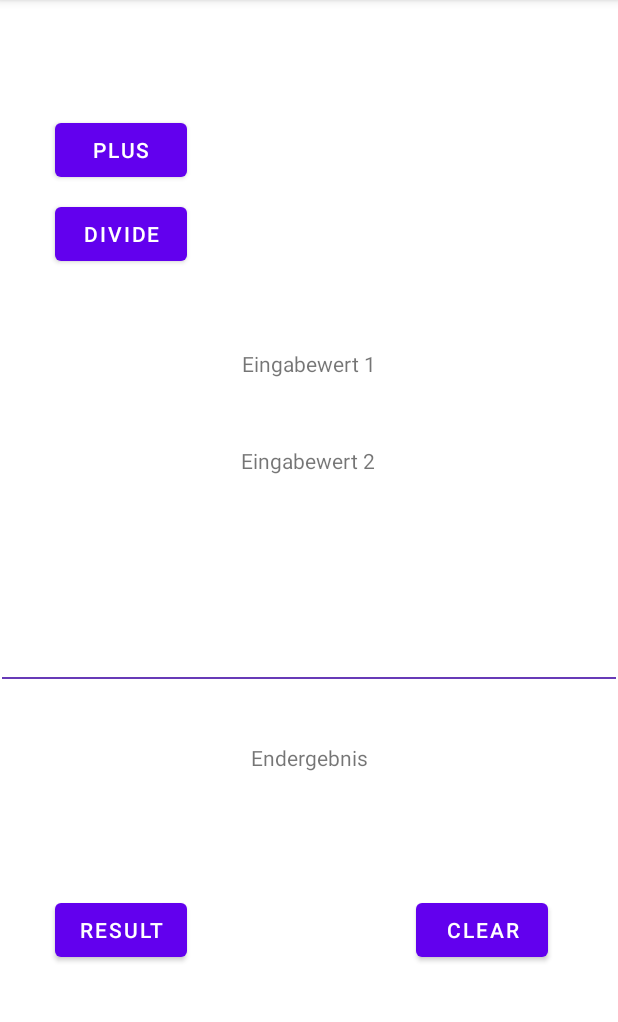
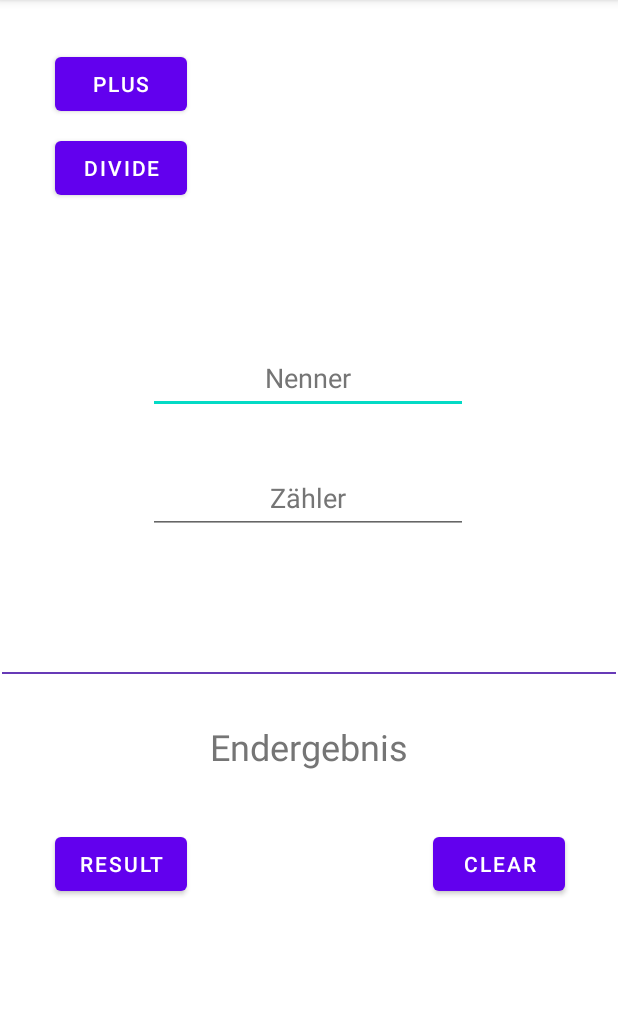
Before and after one commit to laterkevin/Calculator, an Android app: the screen it shows after launch (MainActivity), on a phone screen of 412 x 824 dp, the part 84-1106 px from its top. Run offline under Robolectric (Android 15) with nearby library versions, the phone set to English and light mode, and no system bars; our stand-ins replace data binding; 5 statements that could not run were skipped.

```diff
--- a/app/build.gradle
+++ b/app/build.gradle
@@ -5,6 +5,10 @@ plugins {
 
 android {
     compileSdk 32
+
+    buildFeatures{
+        dataBinding true
+    }
 
     defaultConfig {
         applicationId "com.example.calculator"
--- a/app/src/main/java/com/example/calculator/MainActivity.kt
+++ b/app/src/main/java/com/example/calculator/MainActivity.kt
@@ -1,11 +1,52 @@
 package com.example.calculator
 
+import android.annotation.SuppressLint
 import androidx.appcompat.app.AppCompatActivity
 import android.os.Bundle
+import android.text.method.TextKeyListener.clear
+import android.view.View
+import android.widget.Button
+import android.widget.EditText
+import android.widget.TextView
+import androidx.databinding.DataBindingUtil
+import com.example.calculator.databinding.ActivityMainBinding
+import org.w3c.dom.Text
 
 class MainActivity : AppCompatActivity() {
+    @SuppressLint("WrongViewCast")
     override fun onCreate(savedInstanceState: Bundle?) {
         super.onCreate(savedInstanceState)
         setContentView(R.layout.activity_main)
+        val binding: ActivityMainBinding =
+            DataBindingUtil.setContentView(this, R.layout.activity_main)
+
+
+        //plus function
+        binding.plusButton.setOnClickListener {
+
+        }
+
+        //dividor function
+        binding.plusButton.setOnClickListener {
+
+        }
+
+        //clear function
+        binding.clearButton.setOnClickListener {
+            binding.eingabewert1.setText("")
+            binding.eingabewert2.setText("")
+            binding.endergebnis.setText("")
+        }
+
+        //equal function
+        binding.resultButton.setOnClickListener {
+            var wert1 = binding.eingabewert1.text.toString().toInt()
+            var wert2 = binding.eingabewert2.text.toString().toInt()
+
+            var ergebnis = wert1 + wert2
+            binding.endergebnis.text = ergebnis.toString()
+
+        }
+
     }
 }
--- a/app/src/main/res/layout/activity_main.xml
+++ b/app/src/main/res/layout/activity_main.xml
@@ -1,50 +1,22 @@
 <?xml version="1.0" encoding="utf-8"?>
-<androidx.constraintlayout.widget.ConstraintLayout xmlns:android="http://schemas.android.com/apk/res/android"
+<layout xmlns:android="http://schemas.android.com/apk/res/android"
     xmlns:app="http://schemas.android.com/apk/res-auto"
-    xmlns:tools="http://schemas.android.com/tools"
+    xmlns:tools="http://schemas.android.com/tools">
+
+    <data>
+
+    </data>
+
+    <androidx.constraintlayout.widget.ConstraintLayout
         android:layout_width="match_parent"
         android:layout_height="match_parent"
         tools:context=".MainActivity">
-
-    <TextView
-        android:id="@+id/denominator"
-        android:layout_width="wrap_content"
-        android:layout_height="wrap_content"
-        android:text="@string/eingabewert_1"
-        app:layout_constraintBottom_toBottomOf="parent"
-        app:layout_constraintEnd_toEndOf="parent"
-        app:layout_constraintStart_toStartOf="parent"
-        app:layout_constraintTop_toTopOf="parent"
-        app:layout_constraintVertical_bias="0.311" />
-
-    <TextView
-        android:id="@+id/numerator"
-        android:layout_width="wrap_content"
-        android:layout_height="wrap_content"
-        android:text="@string/eingabewert_2"
-        app:layout_constraintBottom_toBottomOf="parent"
-        app:layout_constraintEnd_toEndOf="parent"
-        app:layout_constraintHorizontal_bias="0.498"
-        app:layout_constraintStart_toStartOf="parent"
-        app:layout_constraintTop_toBottomOf="@+id/denominator"
-        app:layout_constraintVertical_bias="0.091" />
-
-    <TextView
-        android:id="@+id/resulto"
-        android:layout_width="wrap_content"
-        android:layout_height="wrap_content"
-        android:text="@string/endergebnis"
-        app:layout_constraintBottom_toBottomOf="parent"
-        app:layout_constraintEnd_toEndOf="parent"
-        app:layout_constraintStart_toStartOf="parent"
-        app:layout_constraintTop_toBottomOf="@+id/numerator"
-        app:layout_constraintVertical_bias="0.413" />
 
         <Button
             android:id="@+id/plus_button"
             android:layout_width="wrap_content"
             android:layout_height="wrap_content"
-        android:layout_marginTop="76dp"
+            android:layout_marginTop="32dp"
             android:text="@string/plus"
             app:layout_constraintEnd_toEndOf="parent"
             app:layout_constraintHorizontal_bias="0.114"
@@ -83,9 +55,10 @@
             android:text="@string/clear"
             app:layout_constraintBottom_toBottomOf="@+id/result_button"
             app:layout_constraintEnd_toEndOf="parent"
-        app:layout_constraintHorizontal_bias="0.767"
+            app:layout_constraintHorizontal_bias="0.823"
             app:layout_constraintStart_toEndOf="@+id/result_button"
             app:layout_constraintTop_toTopOf="@+id/result_button"
+            app:layout_constraintVertical_bias="0.0"
             tools:text="clear" />
 
         <View
@@ -95,10 +68,57 @@
             android:background="?android:attr/listDivider"
             android:backgroundTint="#673AB7"
             android:backgroundTintMode="add"
-        app:layout_constraintBottom_toTopOf="@+id/resulto"
+            app:layout_constraintBottom_toBottomOf="parent"
             app:layout_constraintEnd_toEndOf="parent"
             app:layout_constraintStart_toStartOf="parent"
-        app:layout_constraintTop_toBottomOf="@+id/numerator"
-        app:layout_constraintVertical_bias="0.761" />
+            app:layout_constraintTop_toTopOf="parent"
+            app:layout_constraintVertical_bias="0.584" />
+
+        <EditText
+            android:id="@+id/eingabewert_1"
+            android:layout_width="wrap_content"
+            android:layout_height="wrap_content"
+            android:layout_marginTop="92dp"
+            android:ems="10"
+            android:hint="@string/nenner"
+            android:inputType="number"
+            android:minHeight="48dp"
+            android:textAlignment="center"
+            android:textColorHint="#757575"
+            app:layout_constraintEnd_toEndOf="parent"
+            app:layout_constraintHorizontal_bias="0.497"
+            app:layout_constraintStart_toStartOf="parent"
+            app:layout_constraintTop_toBottomOf="@+id/dividor_button"
+            android:importantForAutofill="no" />
+
+        <EditText
+            android:id="@+id/eingabewert_2"
+            android:layout_width="wrap_content"
+            android:layout_height="wrap_content"
+            android:layout_marginTop="32dp"
+            android:ems="10"
+            android:hint="@string/zaehler"
+            android:inputType="number"
+            android:minHeight="48dp"
+            android:textAlignment="center"
+            android:textColorHint="#757575"
+            app:layout_constraintEnd_toEndOf="@+id/eingabewert_1"
+            app:layout_constraintStart_toStartOf="@+id/eingabewert_1"
+            app:layout_constraintTop_toBottomOf="@+id/eingabewert_1"
+            android:importantForAutofill="no" />
+
+        <TextView
+            android:id="@+id/endergebnis"
+            android:layout_width="wrap_content"
+            android:layout_height="wrap_content"
+            android:layout_marginTop="32dp"
+            android:hint="@string/endergebnis"
+            android:textAlignment="center"
+            android:textColorHint="#757575"
+            android:textSize="24sp"
+            app:layout_constraintEnd_toEndOf="@+id/eingabewert_2"
+            app:layout_constraintStart_toStartOf="@+id/eingabewert_2"
+            app:layout_constraintTop_toBottomOf="@+id/divider" />
 
     </androidx.constraintlayout.widget.ConstraintLayout>
+</layout>
--- a/app/src/main/res/values/strings.xml
+++ b/app/src/main/res/values/strings.xml
@@ -9,4 +9,6 @@
     <string name="eingabewert_1">Eingabewert 1</string>
     <string name="eingabewert_2">Eingabewert 2</string>
     <string name="endergebnis">Endergebnis</string>
+    <string name="zaehler">Zähler</string>
+    <string name="nenner">Nenner</string>
 </resources>
```
Lines whose indentation alone changed are shown as unchanged.
